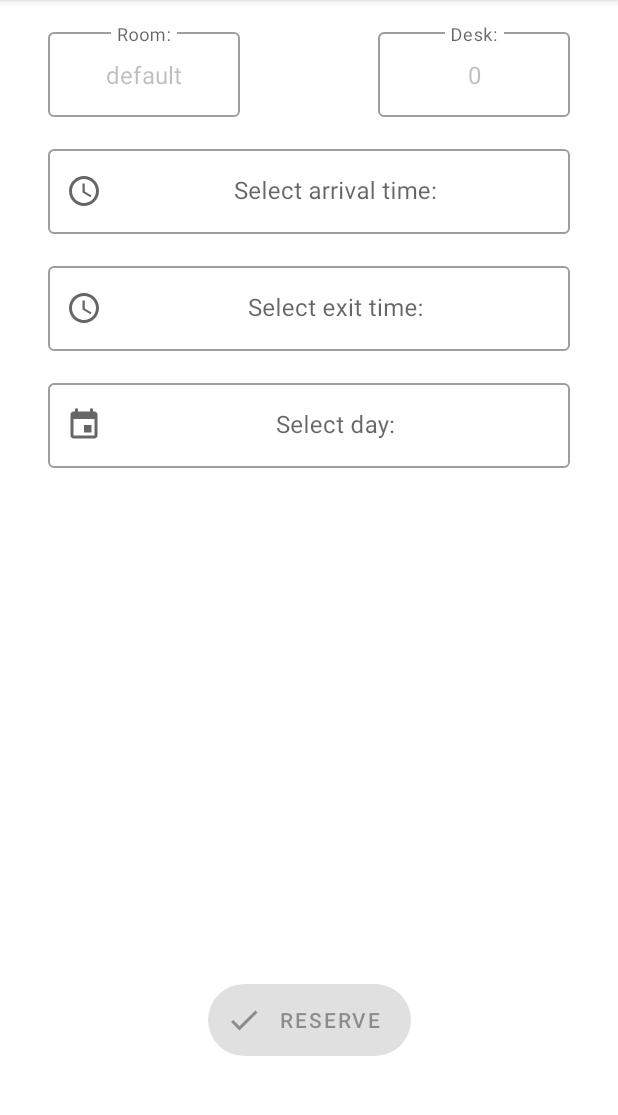
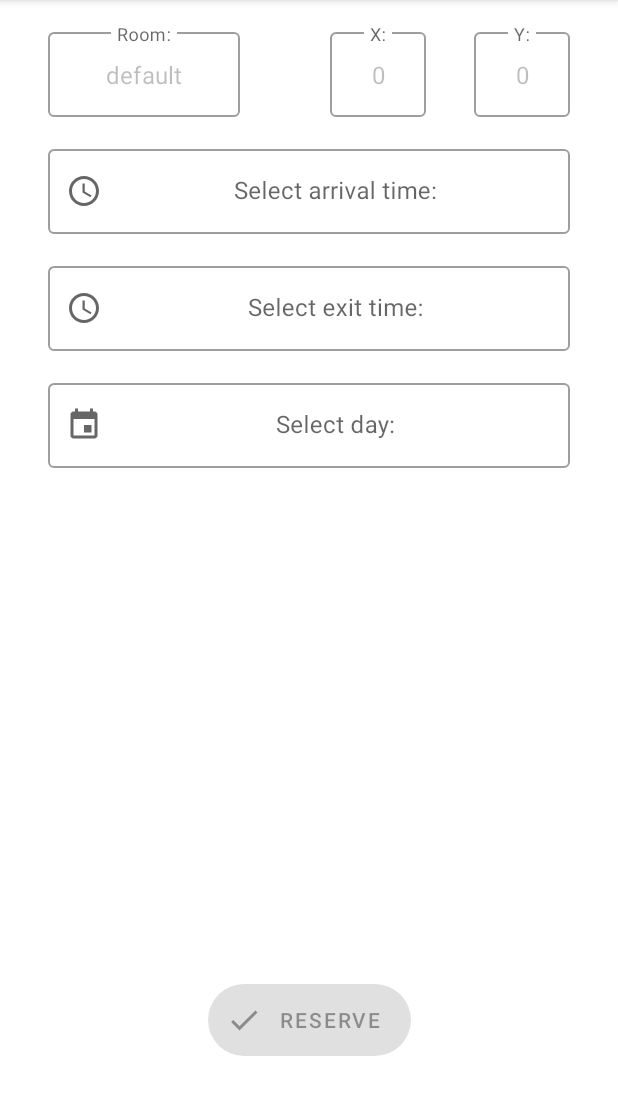
Before and after one commit to SwevenSoftware/BlockCOVID-android, an Android app: the ReservationFragment screen opened through its navigation route, on a phone screen of 412 x 824 dp, the part 84-1199 px from its top. Run offline under Robolectric (Android 15) with nearby library versions, the phone set to English and light mode, and no system bars; 1 statement that could not run was skipped.

Commit message:
fix for new desk API

```diff
--- a/app/src/main/java/com/sweven/blockcovid/services/APIReserve.kt
+++ b/app/src/main/java/com/sweven/blockcovid/services/APIReserve.kt
@@ -1,26 +1,18 @@
 package com.sweven.blockcovid.services
 
+import okhttp3.RequestBody
 import okhttp3.ResponseBody
 import retrofit2.Response
-import retrofit2.http.Part
-import retrofit2.http.Multipart
-import retrofit2.http.Headers
-import retrofit2.http.POST
-import retrofit2.http.Path
-import retrofit2.http.Header
+import retrofit2.http.*
 
 /**
  * API per ottenere l'elenco prenotazioni
  */
 interface APIReserve {
-    @Multipart
     @Headers("Accept:*/*")
     @POST("/api/rooms/{nameRoom}/reserve")
     suspend fun deskReserve(@Path("nameRoom") nameRoom : String,
-                            @Part("idDesk") idDesk: Int,
-                            @Part ("date") date: String,
-                            @Part ("from") from: String,
-                            @Part ("to") to: String,
+                            @Body requestBody: RequestBody,
                             @Header("Authorization") authorization: String
                             ): Response<ResponseBody>
 }
--- a/app/src/main/java/com/sweven/blockcovid/services/gsonReceive/RoomWithDesks.kt
+++ b/app/src/main/java/com/sweven/blockcovid/services/gsonReceive/RoomWithDesks.kt
@@ -7,9 +7,8 @@ data class RoomWithDesks (
 )
 
 data class Desk (
-        val id: Long,
-        val x: Long,
-        val y: Long
+        val x: Int,
+        val y: Int
 )
 
 data class Link (
--- a/app/src/main/java/com/sweven/blockcovid/ui/reservation/ReservationFragment.kt
+++ b/app/src/main/java/com/sweven/blockcovid/ui/reservation/ReservationFragment.kt
@@ -32,6 +32,9 @@ import kotlinx.coroutines.CoroutineScope
 import kotlinx.coroutines.Dispatchers
 import kotlinx.coroutines.launch
 import kotlinx.coroutines.withContext
+import okhttp3.MediaType.Companion.toMediaTypeOrNull
+import okhttp3.RequestBody.Companion.toRequestBody
+import org.json.JSONObject
 import java.io.File
 import java.lang.Exception
 import java.time.LocalTime
@@ -63,11 +66,12 @@ class ReservationFragment : Fragment(){
 
         // Prende i valori del numero della postazione ed il nome della stanza dal fragment della stanza
         // per poi mostrarli nella TextView
-        val textDesk: TextView = view.findViewById(R.id.id_reserved_desk)
+        val deskX: TextView = view.findViewById(R.id.reserved_desk_x)
+        val deskY: TextView = view.findViewById(R.id.reserved_desk_y)
         val textRoom: TextView = view.findViewById(R.id.id_reserved_room)
-        val deskId = args.deskId
         val roomId = args.roomId
-        textDesk.text = deskId
+        deskX.text = args.deskX
+        deskY.text = args.deskY
         textRoom.text = roomId
 
         // Convertitori di formato delle ore e date
@@ -187,7 +191,6 @@ class ReservationFragment : Fragment(){
             loading.show()
 
             val nameRoom = textRoom.text.toString()
-            val idDesk = textDesk.text.toString().toInt()
             val date = selectDate.text.toString()
             val from = arrivalTime.text.toString()
             val to = exitTime.text.toString()
@@ -198,12 +201,22 @@ class ReservationFragment : Fragment(){
             }
             val retrofit = netClient.getClient()
 
+            val jsonObject = JSONObject()
+            jsonObject.put("x", deskX.text.toString().toInt())
+            jsonObject.put("y", deskY.text.toString().toInt())
+            jsonObject.put("date", date)
+            jsonObject.put("from", from)
+            jsonObject.put("to", to)
+
+            val jsonObjectString = jsonObject.toString()
+            val requestBody = jsonObjectString.toRequestBody("application/json".toMediaTypeOrNull())
+
             val service = retrofit.create(APIReserve::class.java)
 
             CoroutineScope(Dispatchers.IO).launch {
                 try {
                     val response =
-                            service.deskReserve(nameRoom, idDesk, date, from, to, authorization)
+                            service.deskReserve(nameRoom, requestBody, authorization)
                     if (response.isSuccessful) {
                         withContext(Dispatchers.Main) {
                             if(response.errorBody()==null) {
--- a/app/src/main/java/com/sweven/blockcovid/ui/rooms/RoomsAdapter.kt
+++ b/app/src/main/java/com/sweven/blockcovid/ui/rooms/RoomsAdapter.kt
@@ -75,7 +75,7 @@ class RoomsAdapter(ct: Context?, nc: NavController, rl: Array<String>, ro: Array
             }
         }
         holder.roomCard.setOnClickListener {
-            if(holder.roomOpen.text != context?.getString(R.string.room_open)) {
+            if(true) {      //holder.roomOpen.text == context?.getString(R.string.room_open
                 val roomName = holder.roomText.text.toString()
                 val action = RoomsFragmentDirections.actionNavigationRoomsToNavigationRoomView(roomName)
                 navController.navigate(action)
--- a/app/src/main/res/layout/fragment_reservation.xml
+++ b/app/src/main/res/layout/fragment_reservation.xml
@@ -28,18 +28,38 @@
     </com.google.android.material.textfield.TextInputLayout>
 
     <com.google.android.material.textfield.TextInputLayout
-        android:id="@+id/selected_desk"
+        android:id="@+id/selected_desk_x"
         style="@style/Widget.MaterialComponents.TextInputLayout.OutlinedBox"
-        android:layout_width="128dp"
+        android:layout_width="64dp"
         android:layout_height="wrap_content"
         android:layout_marginTop="16dp"
-        android:layout_marginEnd="32dp"
-        android:hint="@string/selected_desk"
+        android:layout_marginEnd="128dp"
+        android:hint="@string/selected_desk_x"
         app:layout_constraintEnd_toEndOf="parent"
         app:layout_constraintTop_toTopOf="parent">
 
         <com.google.android.material.textfield.TextInputEditText
-            android:id="@+id/id_reserved_desk"
+            android:id="@+id/reserved_desk_x"
+            android:layout_width="match_parent"
+            android:layout_height="wrap_content"
+            android:enabled="false"
+            android:gravity="center" />
+
+    </com.google.android.material.textfield.TextInputLayout>
+
+    <com.google.android.material.textfield.TextInputLayout
+        android:id="@+id/selected_desk_y"
+        style="@style/Widget.MaterialComponents.TextInputLayout.OutlinedBox"
+        android:layout_width="64dp"
+        android:layout_height="wrap_content"
+        android:layout_marginTop="16dp"
+        android:layout_marginEnd="32dp"
+        android:hint="@string/selected_desk_y"
+        app:layout_constraintEnd_toEndOf="parent"
+        app:layout_constraintTop_toTopOf="parent">
+
+        <com.google.android.material.textfield.TextInputEditText
+            android:id="@+id/reserved_desk_y"
             android:layout_width="match_parent"
             android:layout_height="wrap_content"
             android:enabled="false"
--- a/app/src/main/res/navigation/user_navigation.xml
+++ b/app/src/main/res/navigation/user_navigation.xml
@@ -91,7 +91,11 @@
         android:label="@string/title_reservations"
         tools:layout="@layout/fragment_reservation" >
         <argument
-            android:name="deskId"
+            android:name="deskX"
+            app:argType="string"
+            android:defaultValue="0" />
+        <argument
+            android:name="deskY"
             app:argType="string"
             android:defaultValue="0" />
         <argument
--- a/app/src/main/res/values/strings.xml
+++ b/app/src/main/res/values/strings.xml
@@ -37,6 +37,8 @@
     <string name="login_failed">Login failed</string>
     <string name="selected_room">Room:</string>
     <string name="selected_desk">Desk:</string>
+    <string name="selected_desk_x">X:</string>
+    <string name="selected_desk_y">Y:</string>
     <string name="select_time_to">Select arrival time: </string>
     <string name="select_time_from">Select exit time: </string>
     <string name="select_day">Select day: </string>
--- a/build.gradle
+++ b/build.gradle
@@ -1,13 +1,12 @@
 // Top-level build file where you can add configuration options common to all sub-projects/modules.
 buildscript {
-    ext.kotlin_version = "1.4.31"
     repositories {
         google()
         jcenter()
     }
     dependencies {
         classpath 'com.android.tools.build:gradle:4.1.3'
-        classpath "org.jetbrains.kotlin:kotlin-gradle-plugin:$kotlin_version"
+        classpath "org.jetbrains.kotlin:kotlin-gradle-plugin:1.4.32"
         classpath "androidx.navigation:navigation-safe-args-gradle-plugin:2.3.4"
 
 
```
Also changed, not shown: app/build.gradle (+4 -5 lines), app/src/main/java/com/sweven/blockcovid/ui/roomView/RoomViewFragment.kt (+6 -4 lines), 1 other file.
